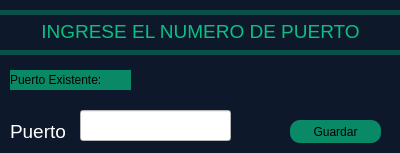
This is interfaz/panel_puerto.ui in Supranet-ar/tvip as Qt 5 draws it before an edit. The edited form follows.
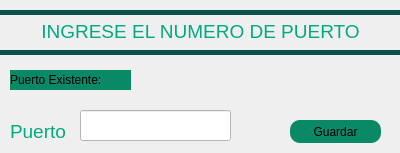
This is the edited form. Icons and pictures are not drawn.

Commit message: tarea: interfaz modificadas

The edit to the form file:
```diff
--- a/interfaz/panel_puerto.ui
+++ b/interfaz/panel_puerto.ui
@@ -14,7 +14,10 @@
    <string>Form</string>
   </property>
   <property name="styleSheet">
-   <string notr="true">background-color: rgb(13, 25, 43);</string>
+   <string notr="true">QWidget#centralwidget{
+background-image: url(c:/tvip/assets/Fondo-Login.png);
+ background-repeat: no-repeat;
+}</string>
   </property>
   <widget class="QWidget" name="verticalWidget_2" native="true">
    <property name="geometry">
@@ -85,7 +88,7 @@
 </string>
    </property>
    <property name="text">
-    <string>&lt;html&gt;&lt;head/&gt;&lt;body&gt;&lt;p align=&quot;center&quot;&gt;&lt;span style=&quot; font-size:14pt; color:#09c184;&quot;&gt;INGRESE EL NUMERO DE PUERTO&lt;/span&gt;&lt;/p&gt;&lt;/body&gt;&lt;/html&gt;</string>
+    <string>&lt;html&gt;&lt;head/&gt;&lt;body&gt;&lt;p align=&quot;center&quot;&gt;&lt;span style=&quot; font-size:14pt; color:#00aa7f;&quot;&gt;INGRESE EL NUMERO DE PUERTO&lt;/span&gt;&lt;/p&gt;&lt;/body&gt;&lt;/html&gt;</string>
    </property>
   </widget>
   <widget class="QLineEdit" name="lineEditPuerto">
@@ -118,7 +121,7 @@
 </string>
    </property>
    <property name="text">
-    <string>&lt;html&gt;&lt;head/&gt;&lt;body&gt;&lt;p&gt;&lt;span style=&quot; font-size:14pt; color:#ffffff;&quot;&gt;Puerto :&lt;/span&gt;&lt;/p&gt;&lt;/body&gt;&lt;/html&gt;</string>
+    <string>&lt;html&gt;&lt;head/&gt;&lt;body&gt;&lt;p&gt;&lt;span style=&quot; font-size:14pt; color:#00aa7f;&quot;&gt;Puerto :&lt;/span&gt;&lt;/p&gt;&lt;/body&gt;&lt;/html&gt;</string>
    </property>
   </widget>
   <widget class="QPushButton" name="btnEjecutarPuerto">
```
Left out of the diff: 2 changed lines with no effect on the pictures. The commit also changes 3 other files.
